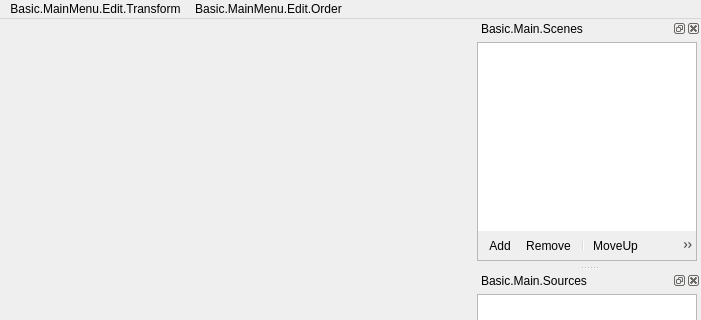
First picture: the form in Teacher/forms/OBSBasic.ui, repository HaoYiTech/obs-studio, before the edit; both pictures show x 0 to 701 and y 0 to 320 of the 701 by 939 pixel window.
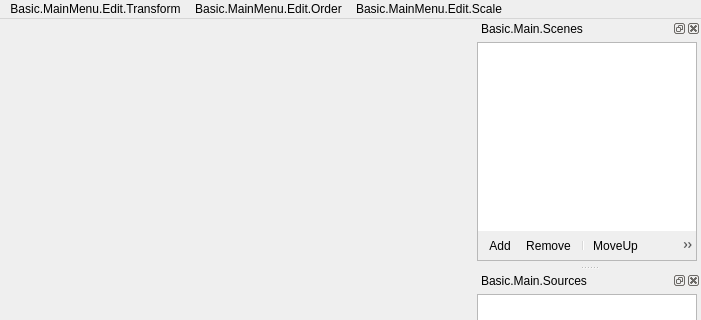
Second picture: the form after the edit. Icons and pictures are not drawn. Custom widgets are drawn as their Qt base class.

Commit message: 新增预览窗口缩放菜单（屏蔽）

What changed in the file:
```diff
--- a/Teacher/forms/OBSBasic.ui
+++ b/Teacher/forms/OBSBasic.ui
@@ -154,8 +154,17 @@
     <addaction name="actionMoveToTop"/>
     <addaction name="actionMoveToBottom"/>
    </widget>
+   <widget class="QMenu" name="scalingMenu">
+    <property name="title">
+     <string>Basic.MainMenu.Edit.Scale</string>
+    </property>
+    <addaction name="actionScaleWindow"/>
+    <addaction name="actionScaleCanvas"/>
+    <addaction name="actionScaleOutput"/>
+   </widget>
    <addaction name="transformMenu"/>
    <addaction name="orderMenu"/>
+   <addaction name="scalingMenu"/>
   </widget>
   <widget class="OBSBasicStatusBar" name="statusbar"/>
   <widget class="QDockWidget" name="scenesDock">
```
The commit also changes 2 other files.
